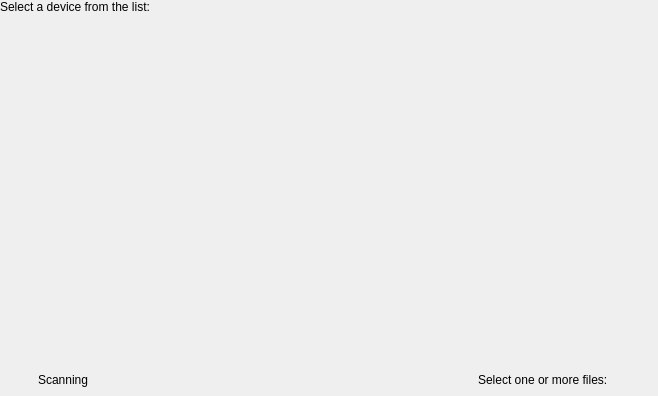
This is src/sendfile/pages/selectfilediscover.ui in KDE/bluedevil as Qt 5 draws it before an edit. The edited form follows.
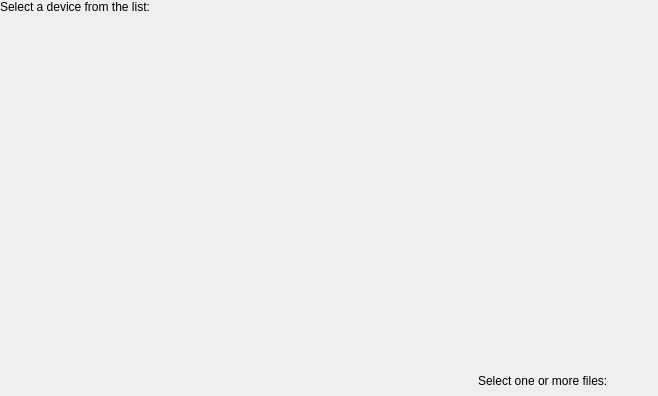
This is the edited form.

```diff
--- a/src/sendfile/pages/selectfilediscover.ui
+++ b/src/sendfile/pages/selectfilediscover.ui
@@ -60,39 +60,15 @@
       <property name="margin">
        <number>4</number>
       </property>
-      <item>
-       <widget class="QWidget" name="working" native="true">
-        <property name="minimumSize">
-         <size>
-          <width>24</width>
-          <height>24</height>
-         </size>
-        </property>
-       </widget>
-      </item>
-      <item>
-       <spacer name="horizontalSpacer_2">
-        <property name="orientation">
-         <enum>Qt::Horizontal</enum>
-        </property>
-        <property name="sizeType">
-         <enum>QSizePolicy::Fixed</enum>
-        </property>
-        <property name="sizeHint" stdset="0">
-         <size>
-          <width>4</width>
-          <height>20</height>
-         </size>
-        </property>
-       </spacer>
-      </item>
-      <item>
-       <widget class="QLabel" name="label_3">
-        <property name="text">
-         <string>Scanning</string>
-        </property>
-       </widget>
-      </item>
+      <property name="topMargin">
+       <number>4</number>
+      </property>
+      <property name="rightMargin">
+       <number>4</number>
+      </property>
+      <property name="bottomMargin">
+       <number>4</number>
+      </property>
       <item>
        <spacer name="horizontalSpacer">
         <property name="orientation">
```
Left out of the diff: 24 changed lines with no effect on the pictures.
